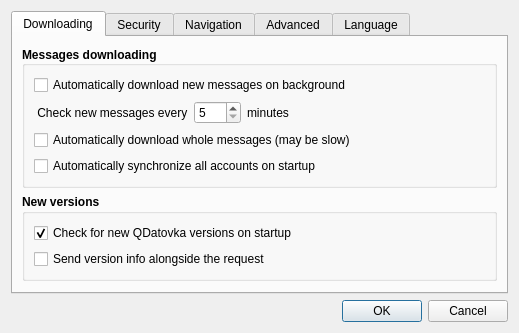
Before: the Qt Designer form src/gui/ui/dlg_preferences.ui in psakar/datovka, drawn with Qt 5.
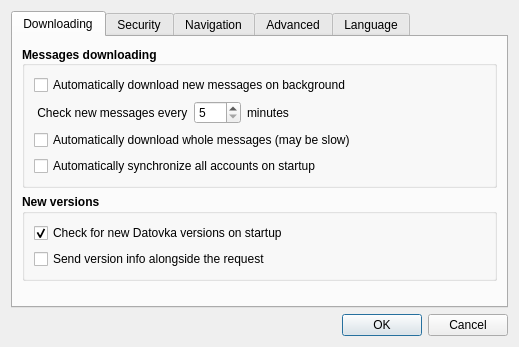
After: the same form once the commit is applied. Icons and pictures are not drawn.

Commit message: Changed Datovka instead of QDatovka

Diff of the .ui file:
```diff
--- a/src/gui/ui/dlg_preferences.ui
+++ b/src/gui/ui/dlg_preferences.ui
@@ -7,7 +7,7 @@
     <x>0</x>
     <y>0</y>
     <width>519</width>
-    <height>310</height>
+    <height>347</height>
    </rect>
   </property>
   <property name="windowTitle">
@@ -198,7 +198,7 @@
              </font>
             </property>
             <property name="text">
-             <string>Check for new QDatovka versions on startup</string>
+             <string>Check for new Datovka versions on startup</string>
             </property>
             <property name="checked">
              <bool>true</bool>
```
Left out of the diff: 2 changed lines with no effect on the pictures. The commit also changes 5 other files.
